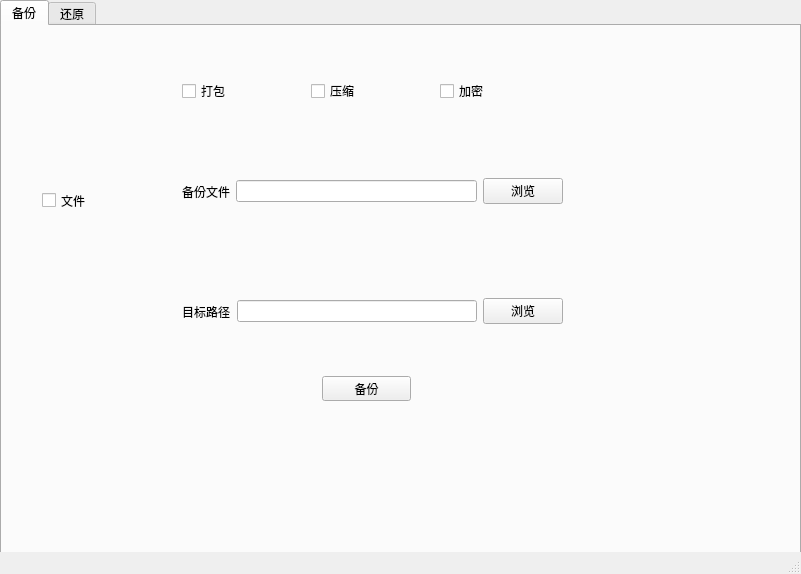
wahaha123haha/backup, file mainwindow.ui: the form before one commit.
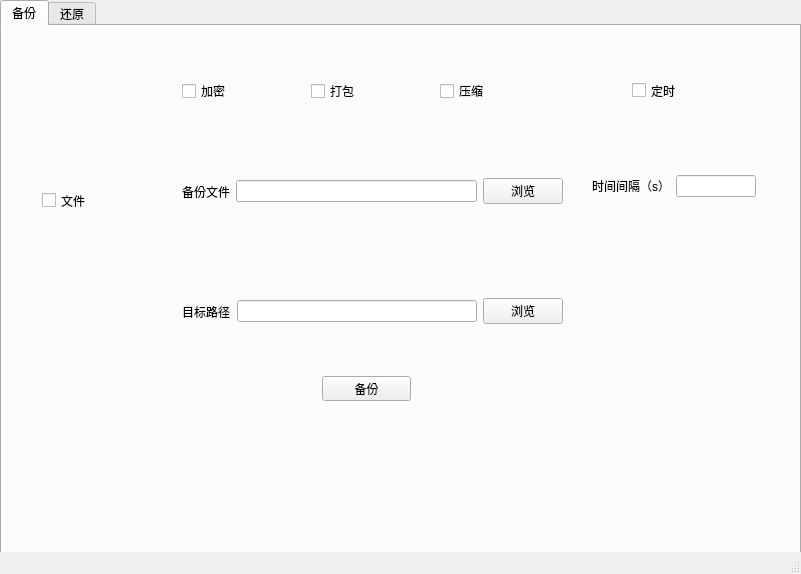
The form after the commit. The open tabs and pages were chosen to show the change.

```diff
--- a/mainwindow.ui
+++ b/mainwindow.ui
@@ -119,6 +119,13 @@
        </rect>
       </property>
       <layout class="QHBoxLayout" name="horizontalLayout_3">
+       <item>
+        <widget class="QCheckBox" name="checkBox_6">
+         <property name="text">
+          <string>加密</string>
+         </property>
+        </widget>
+       </item>
        <item>
         <widget class="QCheckBox" name="checkBox_3">
          <property name="text">
@@ -133,13 +140,6 @@
          </property>
         </widget>
        </item>
-       <item>
-        <widget class="QCheckBox" name="checkBox">
-         <property name="text">
-          <string>加密</string>
-         </property>
-        </widget>
-       </item>
       </layout>
      </widget>
      <widget class="QCheckBox" name="checkBox_4">
@@ -155,6 +155,41 @@
        <string>文件</string>
       </property>
      </widget>
+     <widget class="QCheckBox" name="checkBox_7">
+      <property name="geometry">
+       <rect>
+        <x>630</x>
+        <y>50</y>
+        <width>122</width>
+        <height>29</height>
+       </rect>
+      </property>
+      <property name="text">
+       <string>定时 </string>
+      </property>
+     </widget>
+     <widget class="QWidget" name="horizontalLayoutWidget_6">
+      <property name="geometry">
+       <rect>
+        <x>590</x>
+        <y>120</y>
+        <width>164</width>
+        <height>80</height>
+       </rect>
+      </property>
+      <layout class="QHBoxLayout" name="horizontalLayout_6">
+       <item>
+        <widget class="QLabel" name="label_5">
+         <property name="text">
+          <string>时间间隔（s）</string>
+         </property>
+        </widget>
+       </item>
+       <item>
+        <widget class="QLineEdit" name="lineEdit_5"/>
+       </item>
+      </layout>
+     </widget>
     </widget>
     <widget class="QWidget" name="tab_2">
      <attribute name="title">
```
Left out of the diff: 2 changed lines with no effect on the pictures.
